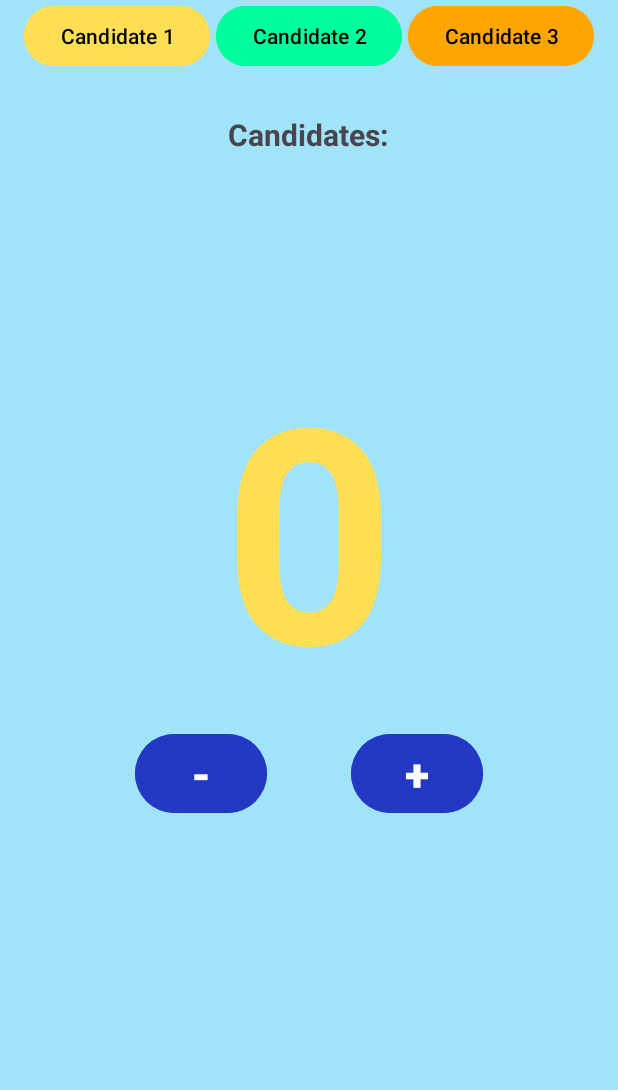
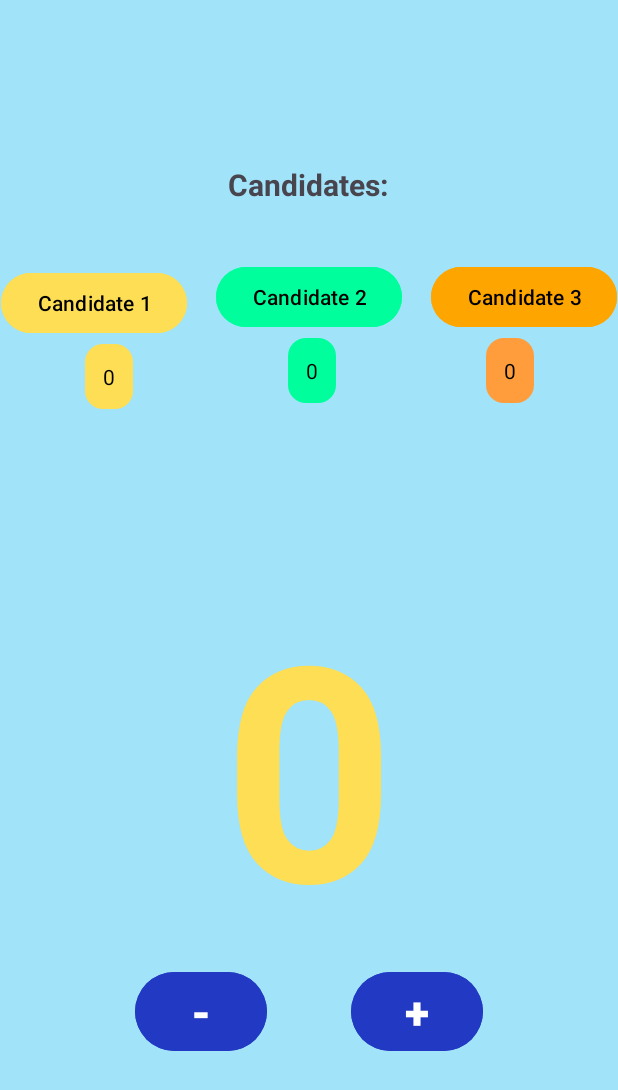
Before and after one commit to jamessabby/vote-counter-app, an Android app: the CounterPage screen opened directly, with no data from a screen before it, after a tap on "Candidate 1", on a phone screen of 412 x 824 dp. Shown: the top 1090 px of the screen. Run offline under Robolectric (Android 15) with nearby library versions, the phone set to English and light mode, and no system bars; Roboto replaces fonts that are not available here.

Commit message:
Final change

```diff
--- a/app/src/main/java/com/example/sabio_activity_2_counter_app/CounterPage.java
+++ b/app/src/main/java/com/example/sabio_activity_2_counter_app/CounterPage.java
@@ -5,7 +5,6 @@ import android.widget.TextView;
 import android.widget.Button;
 import android.content.Intent;
 import android.graphics.Color;
-import androidx.core.content.ContextCompat;
 
 import androidx.activity.EdgeToEdge;
 import androidx.appcompat.app.AppCompatActivity;
@@ -20,6 +19,15 @@ public class CounterPage extends AppCompatActivity {
     Button candidate1Name, candidate2Name, candidate3Name, addButton, subtractButton;
 
     TextView counter;
+    TextView candidate1Count;
+    TextView candidate2Count;
+    TextView candidate3Count;
+
+    int candidate1CountValue = 0;
+    int candidate2CountValue = 0;
+    int candidate3CountValue = 0;
+
+    boolean candidate1Selected, candidate2Selected, candidate3Selected;
 
     @Override
     protected void onCreate(Bundle savedInstanceState) {
@@ -35,11 +43,17 @@ public class CounterPage extends AppCompatActivity {
         addButton = findViewById(R.id.addButton);
         subtractButton = findViewById(R.id.subtractButton);
         counter = findViewById(R.id.counter);
+
+        candidate1Count = findViewById(R.id.candidate1Count);
+        candidate2Count = findViewById(R.id.candidate2Count);
+        candidate3Count = findViewById(R.id.candidate3Count);
+
         Intent intent = getIntent();
 
         c1 = intent.getStringExtra("candidate1");
         c2 = intent.getStringExtra("candidate2");
         c3 = intent.getStringExtra("candidate3");
+
 
         candidate1Name = findViewById(R.id.candidate1Name);
         candidate2Name = findViewById(R.id.candidate2Name);
@@ -49,37 +63,89 @@ public class CounterPage extends AppCompatActivity {
         if (c2 == null || c2.isEmpty()) c2 = "Candidate 2";
         if (c3 == null || c3.isEmpty()) c3 = "Candidate 3";
 
+
         candidate1Name.setText(c1);
         candidate2Name.setText(c2);
         candidate3Name.setText(c3);
 
+        updateAllDisplays();
+
         candidate1Name.setOnClickListener(v -> {
-            counter.setTextColor(Color.parseColor("#FDDE55"));
+            candidate1Selected = true;
+            candidate2Selected = false;
+            candidate3Selected = false;
+            selectedCandidate();
         });
 
         candidate2Name.setOnClickListener(v -> {
-            counter.setTextColor(Color.parseColor("#00FF9C"));
+            candidate1Selected = false;
+            candidate2Selected = true;
+            candidate3Selected = false;
+            selectedCandidate();
         });
 
         candidate3Name.setOnClickListener(v -> {
-            counter.setTextColor(Color.parseColor("#FFA500"));;
+            candidate1Selected = false;
+            candidate2Selected = false;
+            candidate3Selected = true;
+            selectedCandidate();
         });
 
+        addButton.setOnClickListener(v -> {
+            if (candidate1Selected) {
+                candidate1CountValue++;
+                counter.setText(String.valueOf(candidate1CountValue));
+                candidate1Count.setText(String.valueOf(candidate1CountValue));
+            } else if (candidate2Selected) {
+                candidate2CountValue++;
+                counter.setText(String.valueOf(candidate2CountValue));
+                candidate2Count.setText(String.valueOf(candidate2CountValue));
+            } else if (candidate3Selected) {
+                candidate3CountValue++;
+                counter.setText(String.valueOf(candidate3CountValue));
+                candidate3Count.setText(String.valueOf(candidate3CountValue));
+            }
 
-        addButton.setOnClickListener(v -> {
-            int count = Integer.parseInt(counter.getText().toString());
-            count++;
-            counter.setText(String.valueOf(count));
         });
 
         subtractButton.setOnClickListener(v -> {
-            int count = Integer.parseInt(counter.getText().toString());
-            if (count > 0) {
-                count--;
-                counter.setText(String.valueOf(count));
+            if (candidate1Selected) {
+                candidate1CountValue--;
+                counter.setText(String.valueOf(candidate1CountValue));
+                candidate1Count.setText(String.valueOf(candidate1CountValue));
+            } else if (candidate2Selected) {
+                candidate2CountValue--;
+                counter.setText(String.valueOf(candidate2CountValue));
+                candidate2Count.setText(String.valueOf(candidate2CountValue));
+            } else if (candidate3Selected) {
+                candidate3CountValue--;
+                counter.setText(String.valueOf(candidate3CountValue));
+                candidate3Count.setText(String.valueOf(candidate3CountValue));
             }
         });
+    }
 
+    private void updateAllDisplays() {
+        candidate1Count.setText(String.valueOf(candidate1CountValue));
+        candidate2Count.setText(String.valueOf(candidate2CountValue));
+        candidate3Count.setText(String.valueOf(candidate3CountValue));
+    }
+
+    private void selectedCandidate() {
+        if (candidate1Selected) {
+            counter.setTextColor(Color.parseColor("#FDDE55"));
+            counter.setText(String.valueOf(candidate1CountValue));
+            candidate1Count.setText(String.valueOf(candidate1CountValue));
+
+        } else if (candidate2Selected) {
+            counter.setTextColor(Color.parseColor("#00FF9C"));
+            counter.setText(String.valueOf(candidate2CountValue));
+            candidate2Count.setText(String.valueOf(candidate2CountValue));
+        } else if (candidate3Selected) {
+            counter.setTextColor(Color.parseColor("#FFA500"));
+            counter.setText(String.valueOf(candidate3CountValue));
+            candidate3Count.setText(String.valueOf(candidate3CountValue));
+        }
     }
 
 }
--- a/app/src/main/res/drawable/green_rounded_textview.xml
+++ b/app/src/main/res/drawable/green_rounded_textview.xml
@@ -3,21 +3,16 @@
     android:shape="rectangle">
 
     <!-- Background color -->
-    <solid android:color="#A1EEBD" />
+    <solid android:color="#00FF9C" />
 
     <!-- Rounded corners -->
     <corners android:radius="12dp" />
 
-    <!-- Optional: Add a border -->
-    <stroke
-        android:width="3dp"
-        android:color="@color/black" />
-
     <!-- Optional: Add padding inside the shape -->
     <padding
-        android:left="16dp"
+        android:left="12dp"
         android:top="12dp"
-        android:right="16dp"
+        android:right="12dp"
         android:bottom="12dp" />
 
 </shape>
--- a/app/src/main/res/drawable/orange_rounded_textview.xml
+++ b/app/src/main/res/drawable/orange_rounded_textview.xml
@@ -8,16 +8,11 @@
     <!-- Rounded corners -->
     <corners android:radius="12dp" />
 
-    <!-- Optional: Add a border -->
-    <stroke
-        android:width="3dp"
-        android:color="@color/black" />
-
     <!-- Optional: Add padding inside the shape -->
     <padding
-        android:left="16dp"
+        android:left="12dp"
         android:top="12dp"
-        android:right="16dp"
+        android:right="12dp"
         android:bottom="12dp" />
 
 </shape>
--- a/app/src/main/res/drawable/yellow_rounded_textview.xml
+++ b/app/src/main/res/drawable/yellow_rounded_textview.xml
@@ -8,16 +8,11 @@
     <!-- Rounded corners -->
     <corners android:radius="12dp" />
 
-    <!-- Optional: Add a border -->
-    <stroke
-        android:width="3dp"
-        android:color="@color/black" />
-
     <!-- Optional: Add padding inside the shape -->
     <padding
-        android:left="16dp"
+        android:left="12dp"
         android:top="12dp"
-        android:right="16dp"
+        android:right="12dp"
         android:bottom="12dp" />
 
 </shape>
--- a/app/src/main/res/layout/activity_counter_page.xml
+++ b/app/src/main/res/layout/activity_counter_page.xml
@@ -12,21 +12,21 @@
         android:id="@+id/textView2"
         android:layout_width="wrap_content"
         android:layout_height="wrap_content"
-        android:layout_marginTop="76dp"
+        android:layout_marginTop="104dp"
         android:text="Candidates:"
         android:textSize="20sp"
         android:textStyle="bold"
+        app:layout_constraintBottom_toTopOf="@+id/candidate2Name"
         app:layout_constraintEnd_toEndOf="parent"
         app:layout_constraintHorizontal_bias="0.498"
         app:layout_constraintStart_toStartOf="parent"
-        app:layout_constraintTop_toTopOf="parent" />
+        app:layout_constraintTop_toTopOf="parent"
+        app:layout_constraintVertical_bias="0.13" />
 
     <TextView
         android:id="@+id/counter"
         android:layout_width="wrap_content"
         android:layout_height="wrap_content"
-        android:layout_marginTop="57dp"
-        android:layout_marginBottom="228dp"
         android:backgroundTint="#000000"
         android:text="0"
         android:textColor="#FDDE55"
@@ -35,7 +35,8 @@
         app:layout_constraintBottom_toBottomOf="parent"
         app:layout_constraintEnd_toEndOf="parent"
         app:layout_constraintStart_toStartOf="parent"
-        app:layout_constraintTop_toBottomOf="@+id/candidate2Name" />
+        app:layout_constraintTop_toTopOf="parent"
+        app:layout_constraintVertical_bias="0.675" />
 
     <Button
         android:id="@+id/subtractButton"
@@ -72,35 +73,91 @@
         android:layout_width="wrap_content"
         android:layout_height="wrap_content"
         android:layout_marginStart="16dp"
+        android:layout_marginEnd="8dp"
+        android:layout_marginBottom="28dp"
         android:backgroundTint="#FDDE55"
         android:text="candidate1"
         android:textColor="@color/black"
+        app:layout_constraintBottom_toBottomOf="parent"
+        app:layout_constraintEnd_toStartOf="@+id/candidate2Name"
         app:layout_constraintStart_toStartOf="parent"
-        tools:layout_editor_absoluteY="132dp" />
+        app:layout_constraintTop_toTopOf="parent"
+        app:layout_constraintVertical_bias="0.238" />
 
     <Button
         android:id="@+id/candidate2Name"
         android:layout_width="wrap_content"
         android:layout_height="wrap_content"
-        android:layout_marginStart="23dp"
-        android:layout_marginEnd="22dp"
+        android:layout_marginStart="11dp"
+        android:layout_marginEnd="11dp"
+        android:layout_marginBottom="28dp"
         android:backgroundTint="#00FF9C"
         android:text="candidate2"
         android:textColor="@color/black"
+        app:layout_constraintBottom_toBottomOf="parent"
         app:layout_constraintEnd_toStartOf="@+id/candidate3Name"
-        app:layout_constraintHorizontal_bias="0.521"
         app:layout_constraintStart_toEndOf="@+id/candidate1Name"
-        tools:layout_editor_absoluteY="132dp" />
+        app:layout_constraintTop_toTopOf="parent"
+        app:layout_constraintVertical_bias="0.233" />
 
     <Button
         android:id="@+id/candidate3Name"
         android:layout_width="wrap_content"
         android:layout_height="wrap_content"
+        android:layout_marginStart="8dp"
         android:layout_marginEnd="16dp"
+        android:layout_marginBottom="28dp"
         android:backgroundTint="#FFA500"
         android:text="candidate3"
         android:textColor="@color/black"
+        app:layout_constraintBottom_toBottomOf="parent"
         app:layout_constraintEnd_toEndOf="parent"
-        tools:layout_editor_absoluteY="132dp" />
+        app:layout_constraintStart_toEndOf="@+id/candidate2Name"
+        app:layout_constraintTop_toTopOf="parent"
+        app:layout_constraintVertical_bias="0.233" />
+
+    <TextView
+        android:id="@+id/candidate1Count"
+        android:layout_width="wrap_content"
+        android:layout_height="wrap_content"
+        android:layout_marginTop="3dp"
+        android:layout_marginEnd="58dp"
+        android:background="@drawable/yellow_rounded_textview"
+        android:text="0"
+        android:textColor="@color/black"
+        app:layout_constraintEnd_toEndOf="parent"
+        app:layout_constraintHorizontal_bias="0.177"
+        app:layout_constraintStart_toStartOf="parent"
+        app:layout_constraintTop_toBottomOf="@+id/candidate1Name" />
+
+    <TextView
+        android:id="@+id/candidate2Count"
+        android:layout_width="wrap_content"
+        android:layout_height="wrap_content"
+        android:layout_marginStart="103dp"
+        android:layout_marginTop="3dp"
+        android:layout_marginEnd="188dp"
+        android:background="@drawable/green_rounded_textview"
+        android:text="0"
+        android:textColor="@color/black"
+        app:layout_constraintEnd_toEndOf="parent"
+        app:layout_constraintHorizontal_bias="1.0"
+        app:layout_constraintStart_toEndOf="@+id/candidate1Count"
+        app:layout_constraintTop_toBottomOf="@+id/candidate2Name" />
+
+    <TextView
+        android:id="@+id/candidate3Count"
+        android:layout_width="wrap_content"
+        android:layout_height="wrap_content"
+        android:layout_marginStart="62dp"
+        android:layout_marginTop="3dp"
+        android:layout_marginEnd="56dp"
+        android:background="@drawable/orange_rounded_textview"
+        android:text="0"
+        android:textColor="@color/black"
+        app:layout_constraintEnd_toEndOf="parent"
+        app:layout_constraintHorizontal_bias="1.0"
+        app:layout_constraintStart_toEndOf="@+id/textView4"
+        app:layout_constraintTop_toBottomOf="@+id/candidate3Name" />
 
 </androidx.constraintlayout.widget.ConstraintLayout>
```
